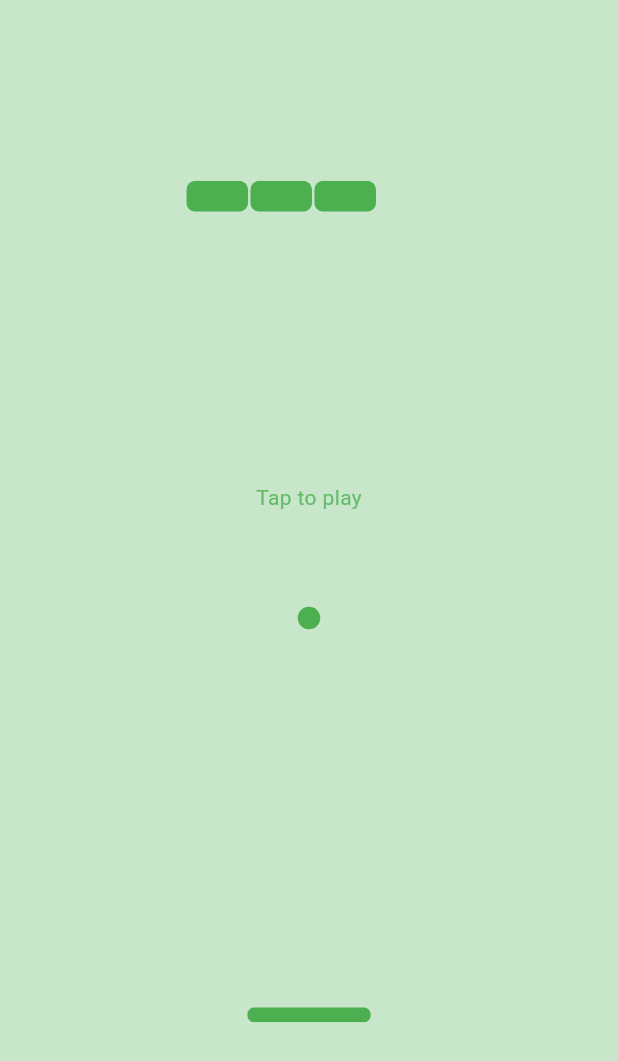
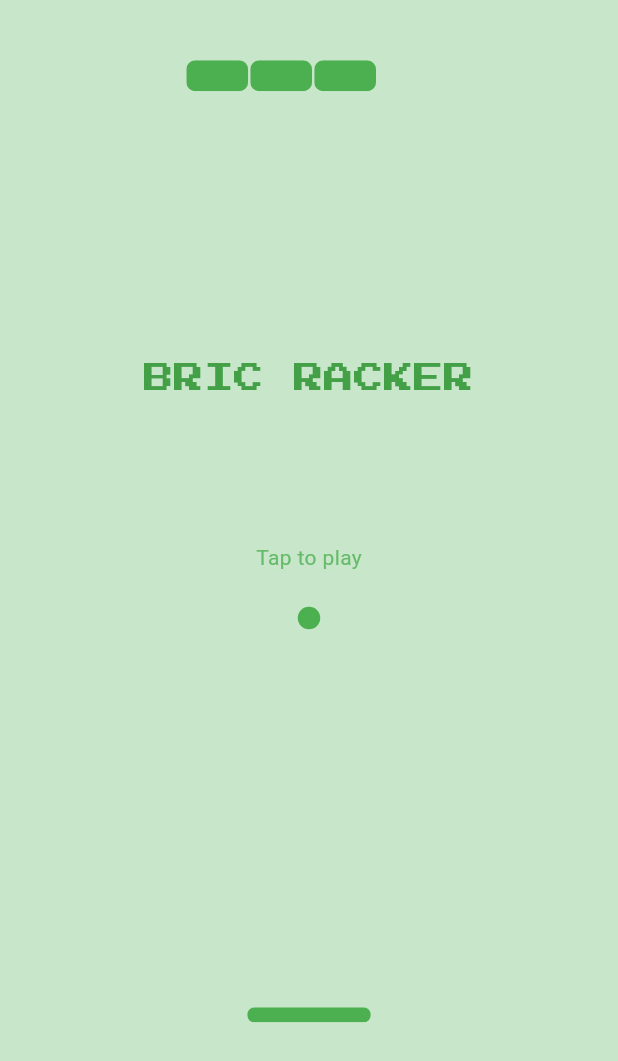
Before and after one commit to engineeralok/bric_racker_flutter_game, a Flutter app: the screen it shows after launch, on a phone screen of 412 x 824 dp. Shown: the top 1061 px of the screen. Run offline on Flutter 3.47's test engine with Material 3 defaults, Android fonts, the phone set to English and light mode, and no system bars; drawn by our look-alikes of avatar_glow; our stand-ins replace google_fonts.

Commit message:
Modified: Cover Page, Game over Page and Home Page as well

```diff
--- a/lib/screen/cover_page/cover_page.dart
+++ b/lib/screen/cover_page/cover_page.dart
@@ -1,21 +1,50 @@
+import 'package:bric_racker/screen/game_over/game_over_page.dart';
 import 'package:flutter/material.dart';
 
 class CoverPage extends StatelessWidget {
   final bool hasGameStarted;
-  const CoverPage({super.key, required this.hasGameStarted});
+  final bool isGameOver;
+  const CoverPage({super.key, required this.hasGameStarted, required this.isGameOver});
 
   @override
   Widget build(BuildContext context) {
     return hasGameStarted
-        ? Container()
-        : Container(
-            alignment: const Alignment(0, -0.2),
+        ? Container(
+            alignment: const Alignment(0, -0.4),
             child: Text(
-              "Tap to play",
-              style: TextStyle(
-                color: Colors.green[400],
+             isGameOver ? "":"BRIC RACKER",
+              style: GameOverPage.gameFont.copyWith(
+                color: Colors.green[200],
               ),
+
+              //  TextStyle(
+              //   color: Colors.green[400],
+
+              // ),
             ),
+          )
+        : Stack(
+            children: [
+              Container(
+                alignment: const Alignment(0, -0.4),
+                child: Text(
+                  "BRIC RACKER", style: GameOverPage.gameFont,
+                  //  TextStyle(
+                  //   color: Colors.green[400],
+
+                  // ),
+                ),
+              ),
+              Container(
+                alignment: const Alignment(0, -0.1),
+                child: Text(
+                  "Tap to play",
+                  style: TextStyle(
+                    color: Colors.green[400],
+                  ),
+                ),
+              ),
+            ],
           );
   }
 }
--- a/lib/screen/game_over/game_over_page.dart
+++ b/lib/screen/game_over/game_over_page.dart
@@ -25,7 +25,7 @@ class GameOverPage extends StatelessWidget {
               Container(
                 alignment: const Alignment(0, -0.3),
                 child: Text(
-                  "G A M E  O V E R",
+                  "GAME OVER",
                   style: gameFont,
                 ),
               ),
--- a/lib/screen/home/home_page.dart
+++ b/lib/screen/home/home_page.dart
@@ -37,7 +37,7 @@ class _HomePageState extends State<HomePage> {
 
   // Brick Varialbes
   static double firstBrickX = -1 + wallGap;
-  static double firstBrickY = -0.7;
+  static double firstBrickY = -0.9;
   static double brickWidth = 0.2; // out of 2
   static double brickHeight = 0.05; // out of 2
   static double brickGap = 0.03;
@@ -215,7 +215,7 @@ class _HomePageState extends State<HomePage> {
         ballYDirection = Direction.up;
       }
       // ball goes down when it hits the top of the screen
-      else if (ballY <= -0.9) {
+      else if (ballY <= -1) {
         ballYDirection = Direction.down;
       }
       // ball goes left when it hits the right of the screen
@@ -327,7 +327,8 @@ class _HomePageState extends State<HomePage> {
       onTap: startGame,
       child: Scaffold(
         backgroundColor: Colors.green[100],
-        body: Center(
+        body: SafeArea(
+          child: Center(
             child: KeyboardListener(
               focusNode: _focusNode,
               autofocus: true,
@@ -351,7 +352,10 @@ class _HomePageState extends State<HomePage> {
               child: Stack(
                 children: [
                   // Tap to play button
-                CoverPage(hasGameStarted: hasGameStarted),
+                  CoverPage(
+                    hasGameStarted: hasGameStarted,
+                    isGameOver: isGameOver,
+                  ),
 
                   // Game Over Screen
                   GameOverPage(
@@ -418,6 +422,7 @@ class _HomePageState extends State<HomePage> {
             ),
           ),
         ),
+      ),
     );
   }
 }
```
Lines whose indentation alone changed are shown as unchanged.
